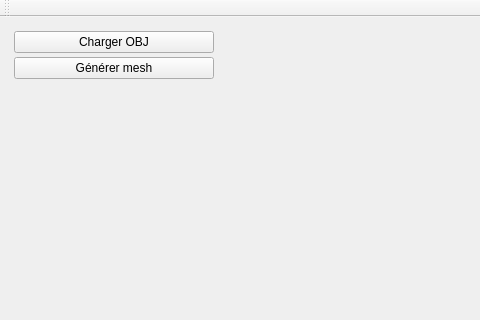
Before: the Qt Designer form projetQt/mainwindow.ui in MABILYJohan/PFE_Livewire, drawn with Qt 5; both pictures show x 0 to 480 and y 0 to 320 of the 632 by 408 pixel window.
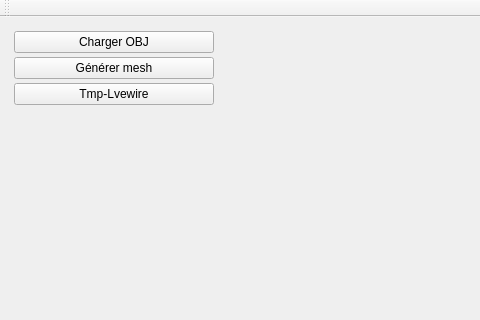
After: the same form once the commit is applied. Custom widgets are drawn as their Qt base class.

Diff of the .ui file:
```diff
--- a/projetQt/mainwindow.ui
+++ b/projetQt/mainwindow.ui
@@ -65,6 +65,13 @@
          </property>
         </widget>
        </item>
+       <item>
+        <widget class="QPushButton" name="pushButton_livewire">
+         <property name="text">
+          <string>Tmp-Lvewire</string>
+         </property>
+        </widget>
+       </item>
        <item>
         <spacer name="verticalSpacer">
          <property name="orientation">
```
